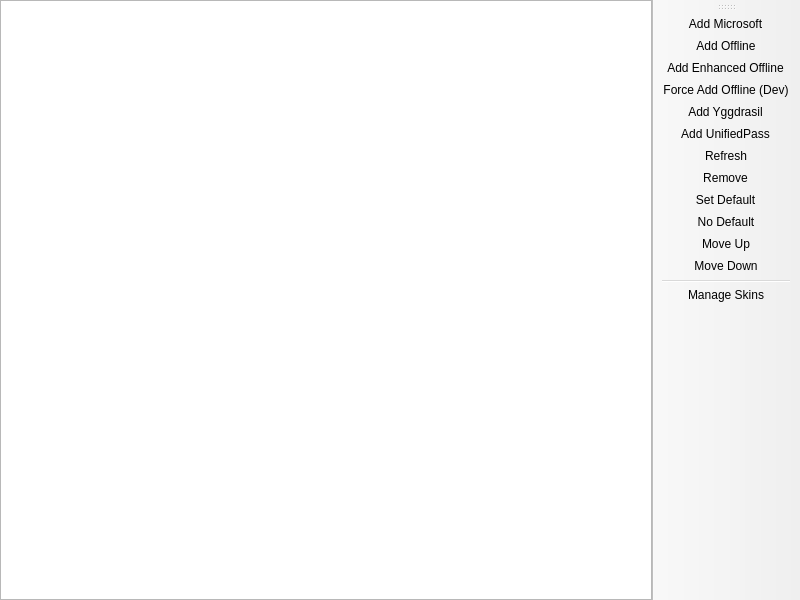
The window that launcher/ui/pages/global/AccountListPage.ui (AndreaFrederica/LunaLauncher) describes before a commit, drawn with Qt 5.
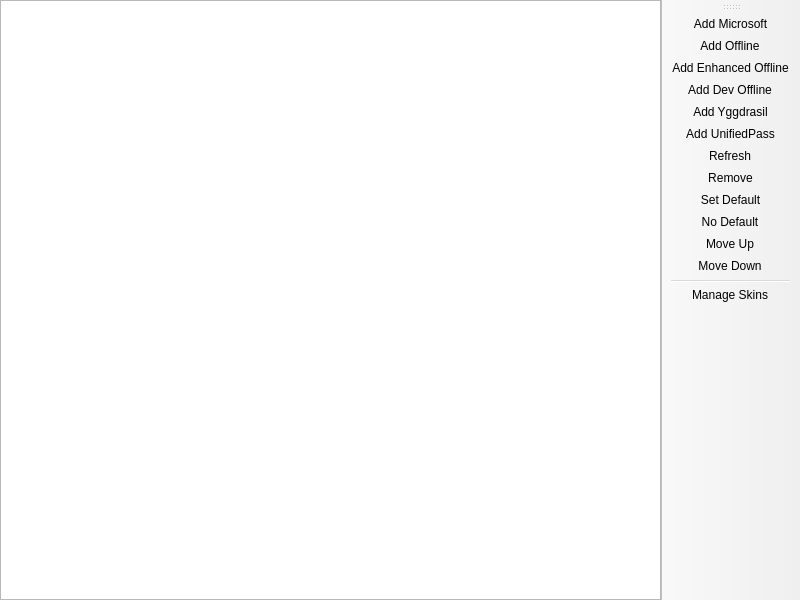
The same window after the commit. Custom widgets are drawn as their Qt base class.

The edit to the form file:
```diff
--- a/launcher/ui/pages/global/AccountListPage.ui
+++ b/launcher/ui/pages/global/AccountListPage.ui
@@ -100,7 +100,7 @@
   </action>
   <action name="actionAddOfflineForced">
    <property name="text">
-    <string>Force Add Offline (Dev)</string>
+    <string>Add &amp;Dev Offline</string>
    </property>
    <property name="toolTip">
     <string>Developer mode: Add offline account without Microsoft account verification</string>
```
Left out of the diff: 2 changed lines with no effect on the pictures.
